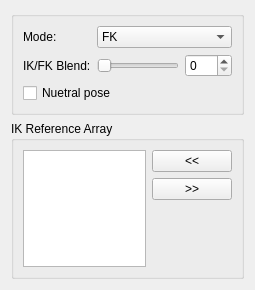
Before: the Qt Designer form release/scripts/mgear/shifter_classic_components/chain_01/settingsUI.ui in mgear-dev/mgear4, drawn with Qt 5.
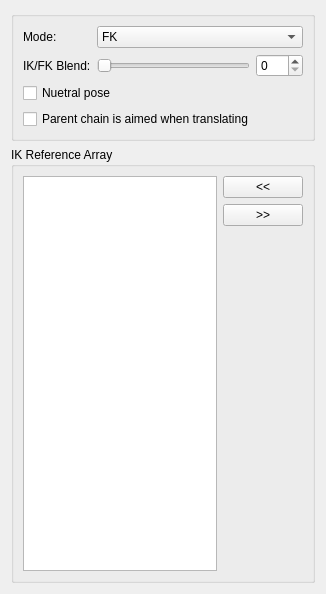
After: the same form once the commit is applied.

Commit message: Added a new function that the parent chain is aimed when translating.

Diff of the .ui file:
```diff
--- a/release/scripts/mgear/shifter_classic_components/chain_01/settingsUI.ui
+++ b/release/scripts/mgear/shifter_classic_components/chain_01/settingsUI.ui
@@ -6,8 +6,8 @@
    <rect>
     <x>0</x>
     <y>0</y>
-    <width>255</width>
-    <height>290</height>
+    <width>326</width>
+    <height>594</height>
    </rect>
   </property>
   <property name="windowTitle">
@@ -99,6 +99,13 @@
           </property>
          </widget>
         </item>
+        <item>
+         <widget class="QCheckBox" name="aiming_checkBox">
+          <property name="text">
+           <string>Parent chain is aimed when translating</string>
+          </property>
+         </widget>
+        </item>
        </layout>
       </item>
      </layout>
```
The commit also changes 3 other files.
